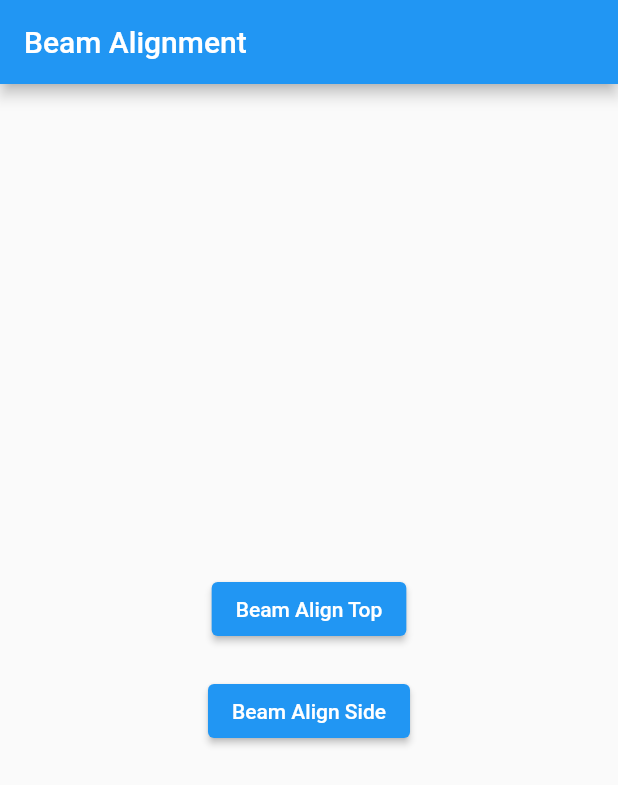
After one commit to JosephLattisaw/beam_alignment, a Flutter app: the screen it shows after launch, on a phone screen of 412 x 824 dp. The commit adds this screen. Shown: the top 785 px of the screen. Run offline on Flutter 3.47's test engine with Material 2 defaults, Android fonts, the phone set to English and light mode, and no system bars; our stand-ins replace flutter_hooks.

Commit message:
gave home screen its own page

```diff
--- /dev/null
+++ b/lib/screens/home_screen.dart
@@ -0,0 +1,35 @@
+import 'package:flutter/material.dart';
+import 'package:flutter_hooks/flutter_hooks.dart';
+
+class HomeScreen extends HookWidget {
+  HomeScreen({Key key, this.title}) : super(key: key);
+
+  final String title;
+
+  @override
+  Widget build(BuildContext context) {
+    return Scaffold(
+      appBar: AppBar(
+        title: Text(title),
+      ),
+      body: Center(
+        child: Column(
+          mainAxisAlignment: MainAxisAlignment.center,
+          children: [
+            ElevatedButton(
+              onPressed: () {},
+              child: Text("Beam Align Top"),
+            ),
+            SizedBox(
+              height: 20.0,
+            ),
+            ElevatedButton(
+              onPressed: () {},
+              child: Text("Beam Align Side"),
+            ),
+          ],
+        ),
+      ),
+    );
+  }
+}
```
Also changed, not shown: lib/main.dart (+3 -38 lines).
